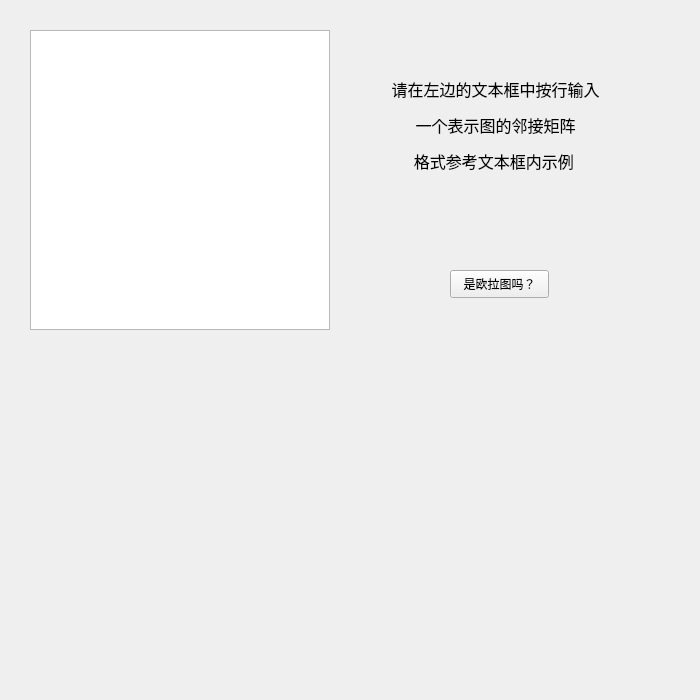
Above: Mainwin.ui from lingdiansr/isEulerGraph before the change. Below: the same form after it.
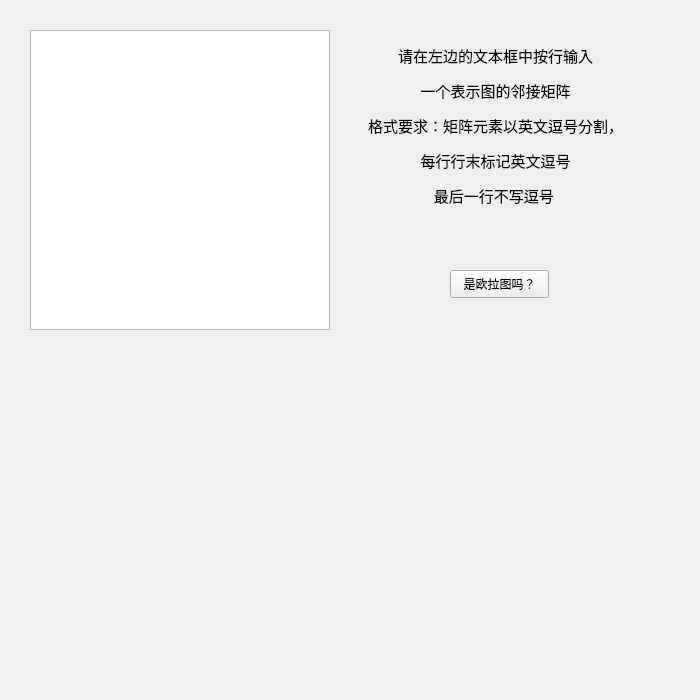
That is the form after the change.

Diff of the .ui file:
```diff
--- a/Mainwin.ui
+++ b/Mainwin.ui
@@ -58,9 +58,11 @@
             </property>
             <property name="text">
                 <string>&lt;html&gt;&lt;head/&gt;&lt;body&gt;&lt;p align=&quot;center&quot;&gt;&lt;span style=&quot;
-                    font-size:12pt;&quot;&gt;请在左边的文本框中按行输入&lt;/span&gt;&lt;/p&gt;&lt;p align=&quot;center&quot;&gt;&lt;span
-                    style=&quot; font-size:12pt;&quot;&gt;一个表示图的邻接矩阵&lt;/span&gt;&lt;/p&gt;&lt;p align=&quot;center&quot;&gt;&lt;span
-                    style=&quot; font-size:12pt;&quot;&gt;格式参考文本框内示例&lt;/span&gt;&lt;/p&gt;&lt;/body&gt;&lt;/html&gt;
+                    font-size:11pt;&quot;&gt;请在左边的文本框中按行输入&lt;/span&gt;&lt;/p&gt;&lt;p align=&quot;center&quot;&gt;&lt;span
+                    style=&quot; font-size:11pt;&quot;&gt;一个表示图的邻接矩阵&lt;/span&gt;&lt;/p&gt;&lt;p align=&quot;center&quot;&gt;&lt;span
+                    style=&quot; font-size:11pt;&quot;&gt;格式要求：矩阵元素以英文逗号分割，&lt;/span&gt;&lt;/p&gt;&lt;p
+                    align=&quot;center&quot;&gt;&lt;span style=&quot; font-size:11pt;&quot;&gt;每行行末标记英文逗号&lt;/span&gt;&lt;/p&gt;&lt;p
+                    align=&quot;center&quot;&gt;&lt;span style=&quot; font-size:11pt;&quot;&gt;最后一行不写逗号&lt;/span&gt;&lt;/p&gt;&lt;/body&gt;&lt;/html&gt;
                 </string>
             </property>
         </widget>
```
